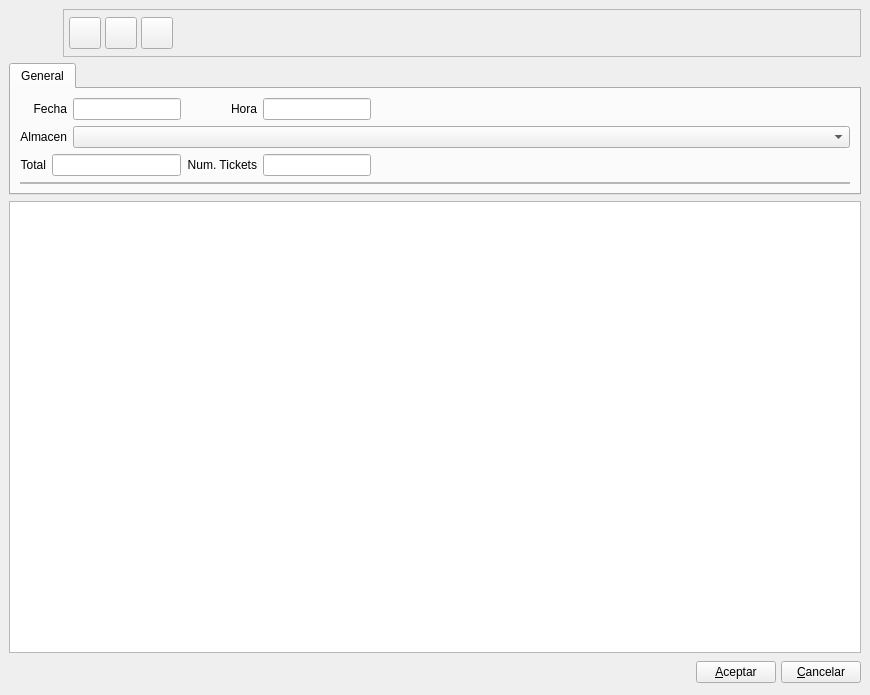
The window that bulmages/bulmafact/plugins/pluginbf_bulmatpv/zbase.ui (eboladev/Bulmages-1) describes before a commit, drawn with Qt 5.
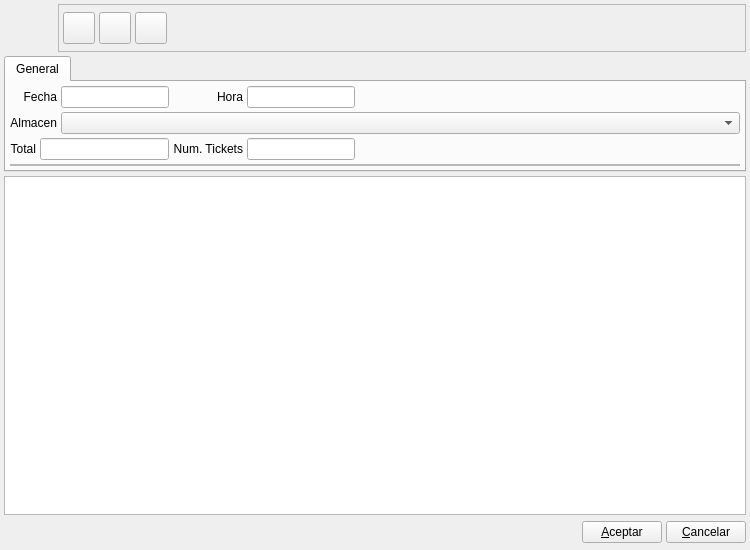
The same window after the commit. Icons and pictures are not drawn. Custom widgets are drawn as their Qt base class.

Diff of the .ui file:
```diff
--- a/bulmages/bulmafact/plugins/pluginbf_bulmatpv/zbase.ui
+++ b/bulmages/bulmafact/plugins/pluginbf_bulmatpv/zbase.ui
@@ -1,28 +1,34 @@
 <ui version="4.0" >
  <author>Tomeu Borras Riera</author>
  <class>ZBase</class>
- <widget class="QWidget" name="ZBase" >
-  <property name="geometry" >
+ <widget class="QWidget" name="ZBase">
+  <property name="geometry">
    <rect>
     <x>0</x>
     <y>0</y>
-    <width>870</width>
-    <height>695</height>
+    <width>750</width>
+    <height>550</height>
    </rect>
   </property>
-  <property name="windowTitle" >
+  <property name="minimumSize">
+   <size>
+    <width>750</width>
+    <height>550</height>
+   </size>
+  </property>
+  <property name="windowTitle">
    <string>Cuadre de Caja</string>
   </property>
   <property name="windowIcon" >
    <iconset resource="../../../bulmages.qrc" >
     <normaloff>:/Images/receive.png</normaloff>:/Images/receive.png</iconset>
   </property>
-  <layout class="QVBoxLayout" >
-   <property name="spacing" >
-    <number>6</number>
+  <layout class="QVBoxLayout">
+   <property name="spacing">
+    <number>4</number>
    </property>
-   <property name="margin" >
-    <number>9</number>
+   <property name="margin">
+    <number>4</number>
    </property>
    <item>
     <layout class="QHBoxLayout" >
@@ -65,9 +71,12 @@
        <property name="frameShadow" >
         <enum>QFrame::Raised</enum>
        </property>
-       <layout class="QHBoxLayout" name="horizontalLayout" >
-        <property name="margin" >
-         <number>5</number>
+       <layout class="QHBoxLayout" name="horizontalLayout">
+        <property name="spacing">
+         <number>4</number>
+        </property>
+        <property name="margin">
+         <number>4</number>
         </property>
         <item>
          <widget class="QToolButton" name="mui_guardar" >
@@ -96,10 +105,10 @@
            <iconset resource="../../../bulmages.qrc" >
             <normaloff>:/Images/edit-save.png</normaloff>:/Images/edit-save.png</iconset>
           </property>
-          <property name="iconSize" >
+          <property name="iconSize">
            <size>
-            <width>32</width>
-            <height>32</height>
+            <width>22</width>
+            <height>22</height>
            </size>
           </property>
           <property name="shortcut" >
@@ -134,10 +143,10 @@
            <iconset>
             <normaloff>:Images/edit-delete.png</normaloff>:Images/edit-delete.png</iconset>
           </property>
-          <property name="iconSize" >
+          <property name="iconSize">
            <size>
-            <width>32</width>
-            <height>32</height>
+            <width>22</width>
+            <height>22</height>
            </size>
           </property>
           <property name="shortcut" >
@@ -172,10 +181,10 @@
            <iconset resource="../../../bulmages.qrc" >
             <normaloff>:/Images/view-refresh.png</normaloff>:/Images/view-refresh.png</iconset>
           </property>
-          <property name="iconSize" >
+          <property name="iconSize">
            <size>
-            <width>32</width>
-            <height>32</height>
+            <width>22</width>
+            <height>22</height>
            </size>
           </property>
          </widget>
@@ -209,24 +218,16 @@
        <verstretch>0</verstretch>
       </sizepolicy>
      </property>
-     <widget class="QWidget" name="tab_2" >
-      <property name="geometry" >
-       <rect>
-        <x>0</x>
-        <y>0</y>
-        <width>848</width>
-        <height>119</height>
-       </rect>
-      </property>
-      <attribute name="title" >
+     <widget class="QWidget" name="tab_2">
+      <attribute name="title">
        <string>General</string>
       </attribute>
-      <layout class="QGridLayout" >
-       <property name="margin" >
-        <number>9</number>
+      <layout class="QGridLayout">
+       <property name="margin">
+        <number>4</number>
        </property>
-       <property name="spacing" >
-        <number>6</number>
+       <property name="spacing">
+        <number>4</number>
        </property>
        <item row="1" column="0" colspan="2" >
         <widget class="QLabel" name="textLabel1_4_4" >
@@ -371,9 +372,9 @@
     </widget>
    </item>
    <item>
-    <layout class="QHBoxLayout" >
-     <property name="spacing" >
-      <number>5</number>
+    <layout class="QHBoxLayout">
+     <property name="spacing">
+      <number>4</number>
      </property>
      <property name="margin" >
       <number>0</number>
@@ -412,7 +413,7 @@
    </item>
   </layout>
  </widget>
- <layoutdefault spacing="4" margin="3" />
+ <layoutdefault spacing="4" margin="3"/>
  <customwidgets>
   <customwidget>
    <class>BfSubForm</class>
```
Left out of the diff: 217 changed lines with no effect on the pictures.
